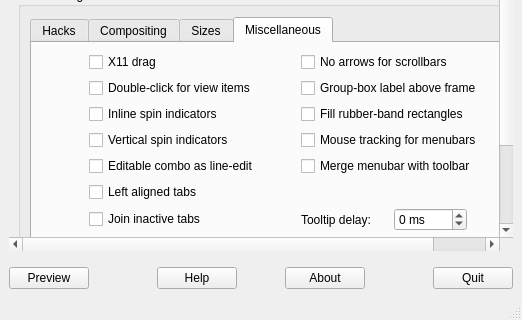
tsujan/Kvantum, file Kvantum/kvantummanager/kvantummanager.ui: the form before one commit; both pictures show x 0 to 522 and y 179 to 499 of the 522 by 499 pixel window.
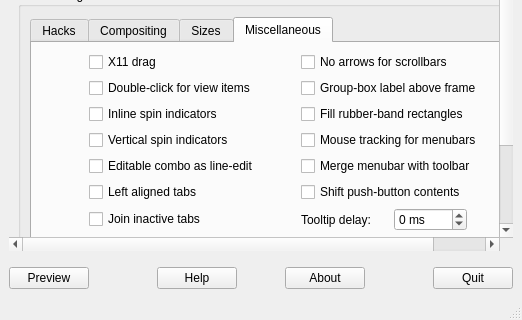
The form after the commit. The open tabs and pages were chosen to show the change. Icons and pictures are not drawn.

Commit message: Added a key to disable pushbutton contents shift.

```diff
--- a/Kvantum/kvantummanager/kvantummanager.ui
+++ b/Kvantum/kvantummanager/kvantummanager.ui
@@ -1271,21 +1271,19 @@
                  </property>
                 </widget>
                </item>
-               <item row="5" column="3">
-                <spacer name="verticalSpacer_11">
-                 <property name="orientation">
-                  <enum>Qt::Vertical</enum>
+               <item row="5" column="3" colspan="2">
+                <widget class="QCheckBox" name="checkBoxButtonShift">
+                 <property name="toolTip">
+                  <string>Shift the contents of push buttons when pressed?
+By default, the contents are shifted by 1px.</string>
                  </property>
-                 <property name="sizeType">
-                  <enum>QSizePolicy::Fixed</enum>
+                 <property name="whatsThis">
+                  <string>&lt;html&gt;&lt;head/&gt;&lt;body&gt;&lt;p&gt;Shift the contents of push buttons when pressed? By default, the contents are shifted by 1px both horizontally and vertically.&lt;/p&gt;&lt;/body&gt;&lt;/html&gt;</string>
                  </property>
-                 <property name="sizeHint" stdset="0">
-                  <size>
-                   <width>5</width>
-                   <height>5</height>
-                  </size>
+                 <property name="text">
+                  <string>Shift push-button contents</string>
                  </property>
-                </spacer>
+                </widget>
                </item>
                <item row="6" column="1">
                 <widget class="QCheckBox" name="checkBoxJoinTab">
```
The commit also changes 8 other files.
